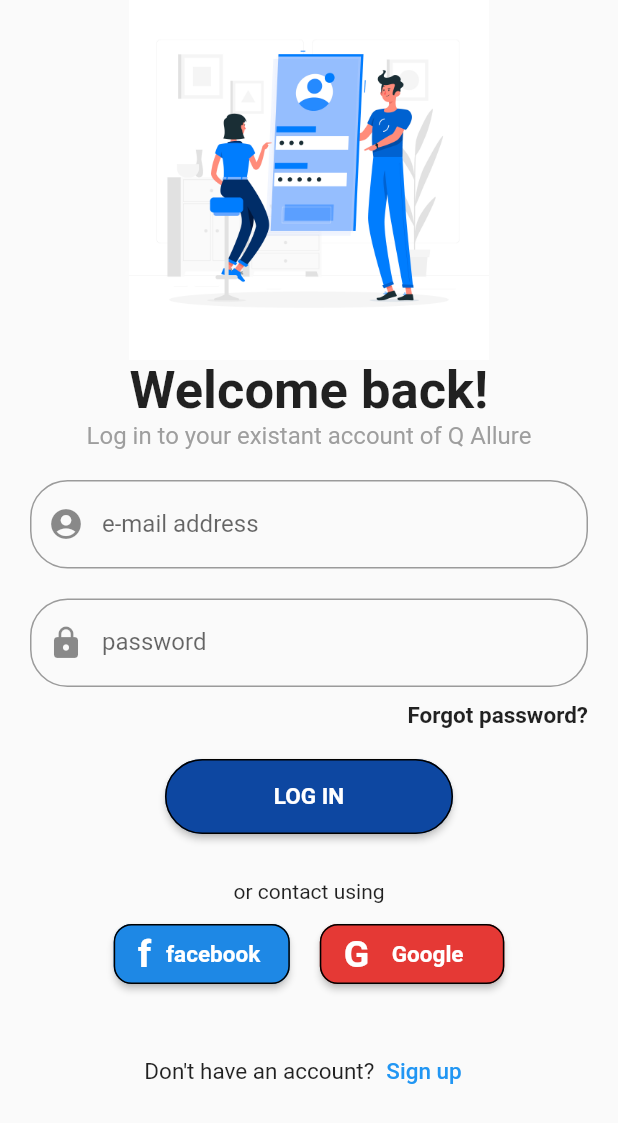
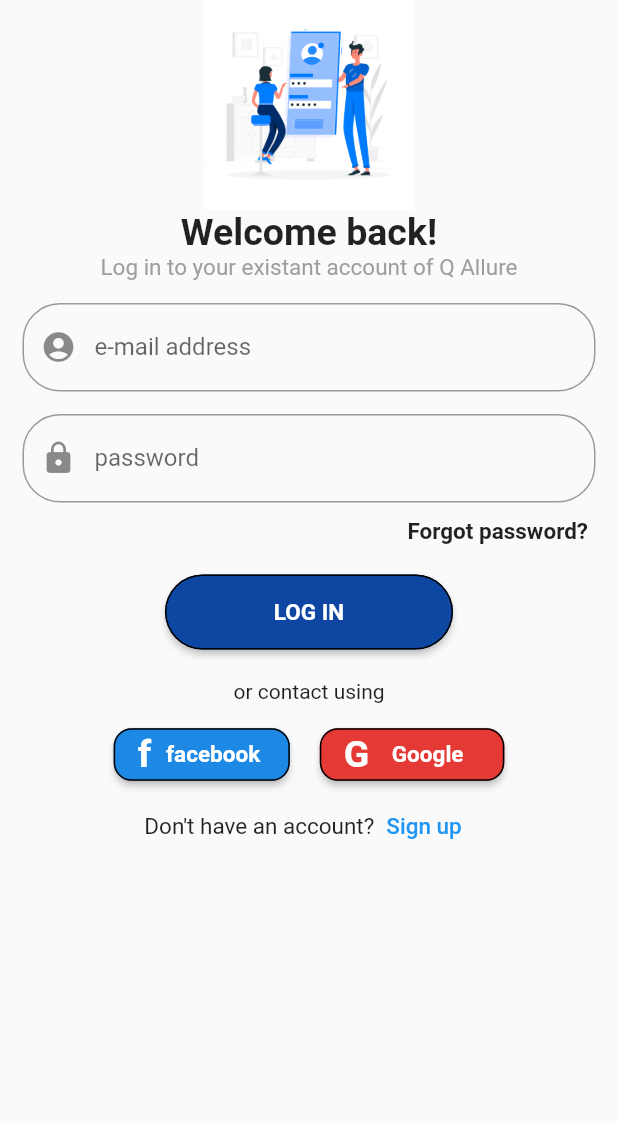
Before and after one commit to JosephAlzieb/login_page, a Flutter app: the screen it shows after launch, on a phone screen of 412 x 824 dp. Shown: the top 1123 px of the screen. Run offline on Flutter 3.47's test engine with Material 2 defaults, Android fonts, the phone set to English and light mode, and no system bars.

Commit message:
edit the text size on login-page

```diff
--- a/lib/login.dart
+++ b/lib/login.dart
@@ -18,22 +18,22 @@ class _LoginPgaeState extends State<LoginPgae> {
               children: [
                 const Image(
                   image: AssetImage("images/login.jpg"),
-                  height: 240,
+                  height: 140,
                   width: double.infinity,
                 ),
                 const Text(
                   "Welcome back!",
                   style: TextStyle(
                     fontWeight: FontWeight.bold,
-                    fontSize: 35,
+                    fontSize: 25,
                   ),
                 ),
                 const Text(
                   "Log in to your existant account of Q Allure",
-                  style: TextStyle(fontSize: 16, color: Colors.grey),
+                  style: TextStyle(fontSize: 15, color: Colors.grey),
                 ),
                 Padding(
-                  padding: const EdgeInsets.all(20.0),
+                  padding: const EdgeInsets.all(15.0),
                   child: TextFormField(
                     keyboardType: TextInputType.emailAddress,
                     decoration: InputDecoration(
@@ -46,7 +46,7 @@ class _LoginPgaeState extends State<LoginPgae> {
                   ),
                 ),
                 Padding(
-                  padding: const EdgeInsets.symmetric(horizontal: 20.0),
+                  padding: const EdgeInsets.symmetric(horizontal: 15.0),
                   child: TextFormField(
                     keyboardType: TextInputType.visiblePassword,
                     decoration: InputDecoration(
@@ -75,7 +75,7 @@ class _LoginPgaeState extends State<LoginPgae> {
                 Padding(
                   padding: const EdgeInsets.all(20.0),
                   child: MaterialButton(
-                    height: 50,
+                    height: 40,
                     shape: OutlineInputBorder(
                       borderRadius: BorderRadius.circular(25),
                     ),
@@ -96,14 +96,13 @@ class _LoginPgaeState extends State<LoginPgae> {
                     ),
                   ),
                 ),
-                const SizedBox(height: 10),
                 const Text("or contact using"),
                 const SizedBox(height: 10),
                 Row(
                   mainAxisAlignment: MainAxisAlignment.center,
                   children: [
                     MaterialButton(
-                      height: 40,
+                      height: 35,
                       shape: OutlineInputBorder(
                         borderRadius: BorderRadius.circular(12),
                       ),
@@ -132,7 +131,7 @@ class _LoginPgaeState extends State<LoginPgae> {
                     ),
                     const SizedBox(width: 20),
                     MaterialButton(
-                      height: 40,
+                      height: 35,
                       shape: OutlineInputBorder(
                         borderRadius: BorderRadius.circular(12),
                       ),
@@ -161,7 +160,6 @@ class _LoginPgaeState extends State<LoginPgae> {
                     ),
                   ],
                 ),
-                const SizedBox(height: 30),
                 Row(
                   mainAxisAlignment: MainAxisAlignment.center,
                   children: [
```
